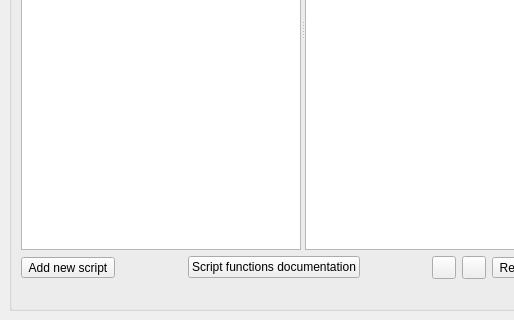
The window that ui/options_script.ui (metabrainz/picard) describes before a commit, drawn with Qt 5; both pictures show x 0 to 514 and y 231 to 551 of the 605 by 551 pixel window.
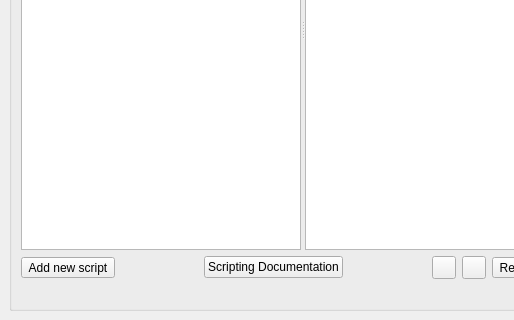
The same window after the commit. Icons and pictures are not drawn. Custom widgets are drawn as their Qt base class.

Commit message: Use a more generic label to the button as we may display more than func doc

Diff of the .ui file:
```diff
--- a/ui/options_script.ui
+++ b/ui/options_script.ui
@@ -122,7 +122,7 @@
            </sizepolicy>
           </property>
           <property name="text">
-           <string>Script functions documentation</string>
+           <string>Scripting Documentation</string>
           </property>
          </widget>
         </item>
```
The commit also changes 1 other file.
